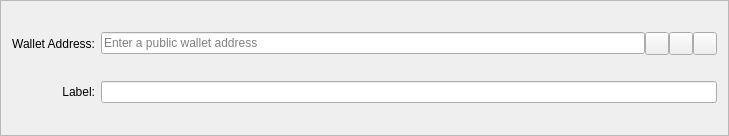
This is src/qt/forms/multisigaddressentry.ui in duality-solutions/Sequence as Qt 5 draws it before an edit. The edited form follows.
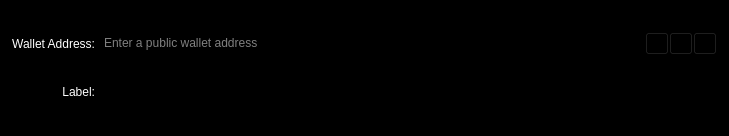
This is the edited form. Icons and pictures are not drawn. Custom widgets are drawn as their Qt base class.

Commit message: MultiSig Styling Fix

The edit to the form file:
```diff
--- a/src/qt/forms/multisigaddressentry.ui
+++ b/src/qt/forms/multisigaddressentry.ui
@@ -13,6 +13,10 @@
     <property name="windowTitle">
       <string>Form</string>
     </property>
+  <property name="styleSheet">
+   <string notr="true">background-color: rgb(0, 0, 0);
+color: rgb(255, 255, 255);</string>
+  </property>
     <property name="frameShape">
       <enum>QFrame::StyledPanel</enum>
     </property>
```
Left out of the diff: 24 changed lines with no effect on the pictures. Lines whose indentation alone changed are shown as unchanged. The commit also changes 1 other file.
